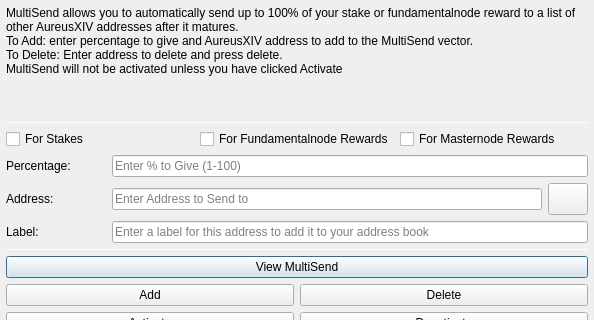
The window that src/qt/forms/multisenddialog.ui (wqking-misc/AureusXIV) describes before a commit, drawn with Qt 5; both pictures show x 0 to 594 and y 0 to 320 of the 594 by 526 pixel window.
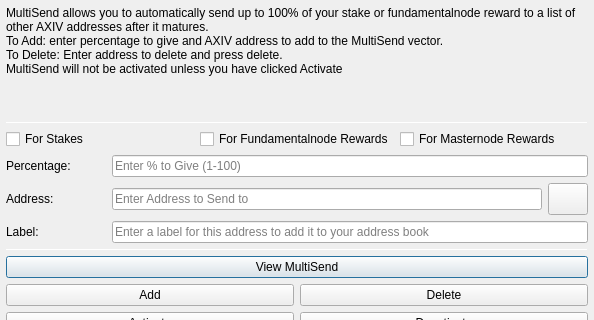
The same window after the commit. Icons and pictures are not drawn.

Commit message: Rebrand Aureusxiv to AXIV

Patch:
```diff
--- a/src/qt/forms/multisenddialog.ui
+++ b/src/qt/forms/multisenddialog.ui
@@ -37,8 +37,8 @@
         <number>1</number>
        </property>
        <property name="text">
-        <string>MultiSend allows you to automatically send up to 100% of your stake or fundamentalnode reward to a list of other AureusXIV addresses after it matures.
-To Add: enter percentage to give and AureusXIV address to add to the MultiSend vector.
+        <string>MultiSend allows you to automatically send up to 100% of your stake or fundamentalnode reward to a list of other AXIV addresses after it matures.
+To Add: enter percentage to give and AXIV address to add to the MultiSend vector.
 To Delete: Enter address to delete and press delete.
 MultiSend will not be activated unless you have clicked Activate</string>
        </property>
```
Left out of the diff: 4 changed lines with no effect on the pictures. The commit also changes 298 other files.
